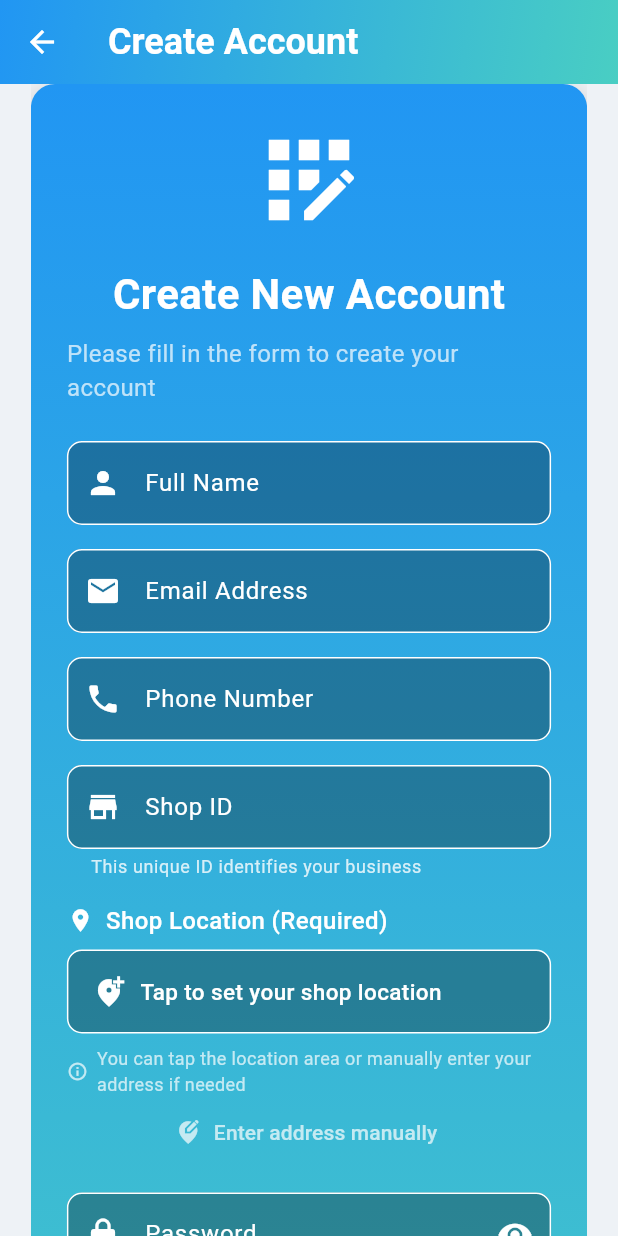
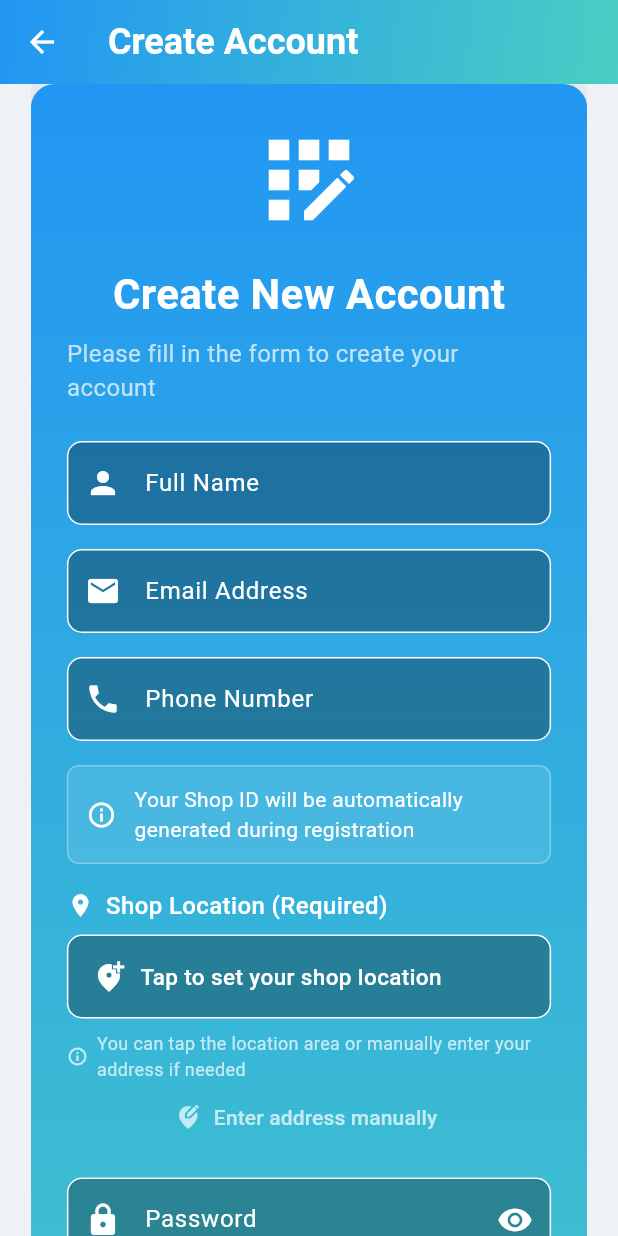
Before and after one commit to Talha-Aslam/desktop_search_a_holic, a Flutter app: the Registration screen opened by its route, on a phone screen of 412 x 824 dp. Run offline on Flutter 3.47's test engine with Material 3 defaults, Android fonts, the phone set to English and light mode, and no system bars; our stand-ins replace cloud_firestore, firebase_auth, firebase_core, geocoding, geolocator, google_fonts and 4 more; missing offline and left inert: desktop_window; accounts and stored records are empty.

Commit message:
Add automatic shop ID generation and update user collection to pharmacies

```diff
--- a/lib/registration.dart
+++ b/lib/registration.dart
@@ -22,8 +22,6 @@ class _RegistrationState extends State<Registration> {
   final TextEditingController _confirmPasswordController =
       TextEditingController();
   final TextEditingController _phoneController = TextEditingController();
-  final TextEditingController _shopIdController =
-      TextEditingController(); // Added shop ID controller
   final TextEditingController _addressController =
       TextEditingController(); // Address controller for display only
 
@@ -60,7 +58,6 @@ class _RegistrationState extends State<Registration> {
     _emailController.dispose();
     _confirmPasswordController.dispose();
     _phoneController.dispose();
-    _shopIdController.dispose(); // Dispose shop ID controller
     _addressController.dispose(); // Dispose address controller
     super.dispose();
   }
@@ -422,6 +419,39 @@ class _RegistrationState extends State<Registration> {
     );
   }
 
+  // Generate automatic shop ID
+  Future<String> _generateShopId() async {
+    try {
+      // Get count of existing pharmacies to generate sequential ID
+      QuerySnapshot existingPharmacies = await _firestore.collection('pharmacies').get();
+      int count = existingPharmacies.docs.length + 1;
+
+      // Generate shop ID with format: SHOP + 4-digit number (e.g., SHOP0001)
+      String shopId = 'SHOP${count.toString().padLeft(4, '0')}';
+
+      // Check if this shop ID already exists
+      QuerySnapshot existingShopId = await _firestore
+          .collection('pharmacies')
+          .where('shopId', isEqualTo: shopId)
+          .get();
+
+      // If shop ID exists, increment until we find unique one
+      while (existingShopId.docs.isNotEmpty) {
+        count++;
+        shopId = 'SHOP${count.toString().padLeft(4, '0')}';
+        existingShopId = await _firestore
+            .collection('pharmacies')
+            .where('shopId', isEqualTo: shopId)
+            .get();
+      }
+
+      return shopId;
+    } catch (e) {
+      // Fallback to timestamp-based ID if query fails
+      return 'SHOP${DateTime.now().millisecondsSinceEpoch.toString().substring(8)}';
+    }
+  }
+
   // Register user with Firebase
   Future<void> registerUser() async {
     if (!_formKey.currentState!.validate()) {
@@ -456,12 +486,15 @@ class _RegistrationState extends State<Registration> {
         password: _passwordController.text,
       );
 
+      // Generate automatic shop ID
+      String autoShopId = await _generateShopId();
+
       // Store additional user data in Firestore
       Map<String, dynamic> userData = {
         'name': _nameController.text,
         'email': _emailController.text.trim(),
         'phone': _phoneController.text,
-        'shopId': _shopIdController.text, // Store shop ID
+        'shopId': autoShopId, // Store automatically generated shop ID
         'address': _addressController.text, // Store address
         'createdAt': FieldValue.serverTimestamp(),
       };
@@ -475,14 +508,16 @@ class _RegistrationState extends State<Registration> {
       }
 
       await _firestore
-          .collection('users')
+          .collection('pharmacies')
           .doc(userCredential.user!.uid)
           .set(userData);
 
-      // Show success message
+      // Show success message with generated shop ID
       ScaffoldMessenger.of(context).showSnackBar(
-        const SnackBar(
-            content: Text('Registration successful! You can now login.')),
+        SnackBar(
+          content: Text('Registration successful! Your Shop ID is: $autoShopId. You can now login.'),
+          duration: Duration(seconds: 5),
+        ),
       );
 
       // Navigate to login page
@@ -821,48 +856,29 @@ class _RegistrationState extends State<Registration> {
                     ),
                     const SizedBox(height: 16.0),
 
-                    // Shop ID field
-                    TextFormField(
-                      controller: _shopIdController,
-                      decoration: InputDecoration(
-                        labelText: 'Shop ID',
-                        labelStyle: const TextStyle(color: Colors.white),
-                        hintText: 'Enter your shop ID',
-                        hintStyle:
-                            TextStyle(color: Colors.white.withOpacity(0.7)),
-                        helperText: 'This unique ID identifies your business',
-                        helperStyle:
-                            TextStyle(color: Colors.white.withOpacity(0.8)),
-                        prefixIcon:
-                            const Icon(Icons.store, color: Colors.white),
-                        border: OutlineInputBorder(
-                          borderRadius: BorderRadius.circular(10),
-                        ),
-                        enabledBorder: OutlineInputBorder(
-                          borderRadius: BorderRadius.circular(10),
-                          borderSide: const BorderSide(color: Colors.white),
-                        ),
-                        focusedBorder: OutlineInputBorder(
-                          borderRadius: BorderRadius.circular(10),
-                          borderSide:
-                              const BorderSide(color: Colors.white, width: 2),
-                        ),
-                        errorStyle: const TextStyle(
-                          color: Colors.yellow,
-                          fontWeight: FontWeight.bold,
-                        ),
-                        filled: !themeProvider.isDarkMode,
-                        fillColor: !themeProvider.isDarkMode
-                            ? Colors.black.withOpacity(0.3)
-                            : Colors.transparent,
+                    // Shop ID information
+                    Container(
+                      padding: const EdgeInsets.all(12.0),
+                      decoration: BoxDecoration(
+                        color: Colors.white.withOpacity(0.1),
+                        borderRadius: BorderRadius.circular(8),
+                        border: Border.all(color: Colors.white.withOpacity(0.3)),
                       ),
-                      style: const TextStyle(color: Colors.white),
-                      validator: (value) {
-                        if (value == null || value.isEmpty) {
-                          return 'Please enter your shop ID';
-                        }
-                        return null;
-                      },
+                      child: Row(
+                        children: [
+                          Icon(Icons.info_outline, color: Colors.white, size: 20),
+                          SizedBox(width: 12),
+                          Expanded(
+                            child: Text(
+                              'Your Shop ID will be automatically generated during registration',
+                              style: TextStyle(
+                                color: Colors.white,
+                                fontSize: 14,
+                              ),
+                            ),
+                          ),
+                        ],
+                      ),
                     ),
                     const SizedBox(height: 16.0),
 
--- a/lib/sidebar.dart
+++ b/lib/sidebar.dart
@@ -27,7 +27,7 @@ class _SidebarState extends State<Sidebar> {
     if (_auth.currentUser != null) {
       try {
         DocumentSnapshot userDoc = await _firestore
-            .collection('users')
+            .collection('pharmacies')
             .doc(_auth.currentUser!.uid)
             .get();
 
```
Also changed, not shown: lib/chatBot.dart (+14 -0 lines), lib/firebase_service.dart (+6 -6 lines).
